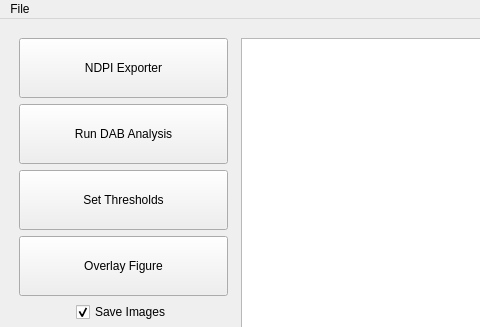
The window that scripts/DAB_layout.ui (c-arthurs/QuArray) describes before a commit, drawn with Qt 5; both pictures show x 0 to 480 and y 0 to 327 of the 860 by 708 pixel window.
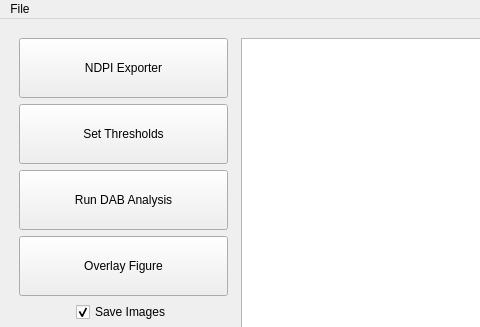
The same window after the commit.

Patch:
```diff
--- a/scripts/DAB_layout.ui
+++ b/scripts/DAB_layout.ui
@@ -50,6 +50,25 @@
           </property>
          </widget>
         </item>
+        <item>
+         <widget class="QPushButton" name="testingbutton">
+          <property name="minimumSize">
+           <size>
+            <width>208</width>
+            <height>60</height>
+           </size>
+          </property>
+          <property name="text">
+           <string>Set Thresholds</string>
+          </property>
+          <property name="iconSize">
+           <size>
+            <width>30</width>
+            <height>30</height>
+           </size>
+          </property>
+         </widget>
+        </item>
         <item>
          <widget class="QPushButton" name="trainingbutton">
           <property name="sizePolicy">
@@ -69,25 +88,6 @@
           </property>
          </widget>
         </item>
-        <item>
-         <widget class="QPushButton" name="testingbutton">
-          <property name="minimumSize">
-           <size>
-            <width>208</width>
-            <height>60</height>
-           </size>
-          </property>
-          <property name="text">
-           <string>Set Thresholds</string>
-          </property>
-          <property name="iconSize">
-           <size>
-            <width>30</width>
-            <height>30</height>
-           </size>
-          </property>
-         </widget>
-        </item>
         <item>
          <widget class="QPushButton" name="overbtn">
           <property name="sizePolicy">
```
